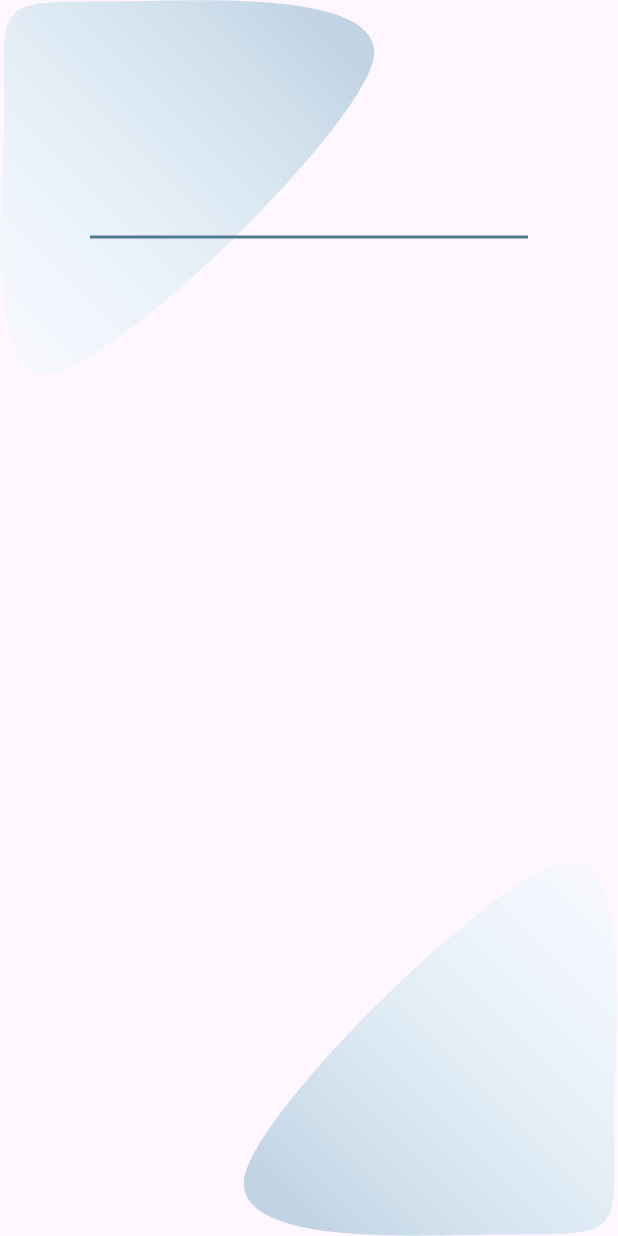
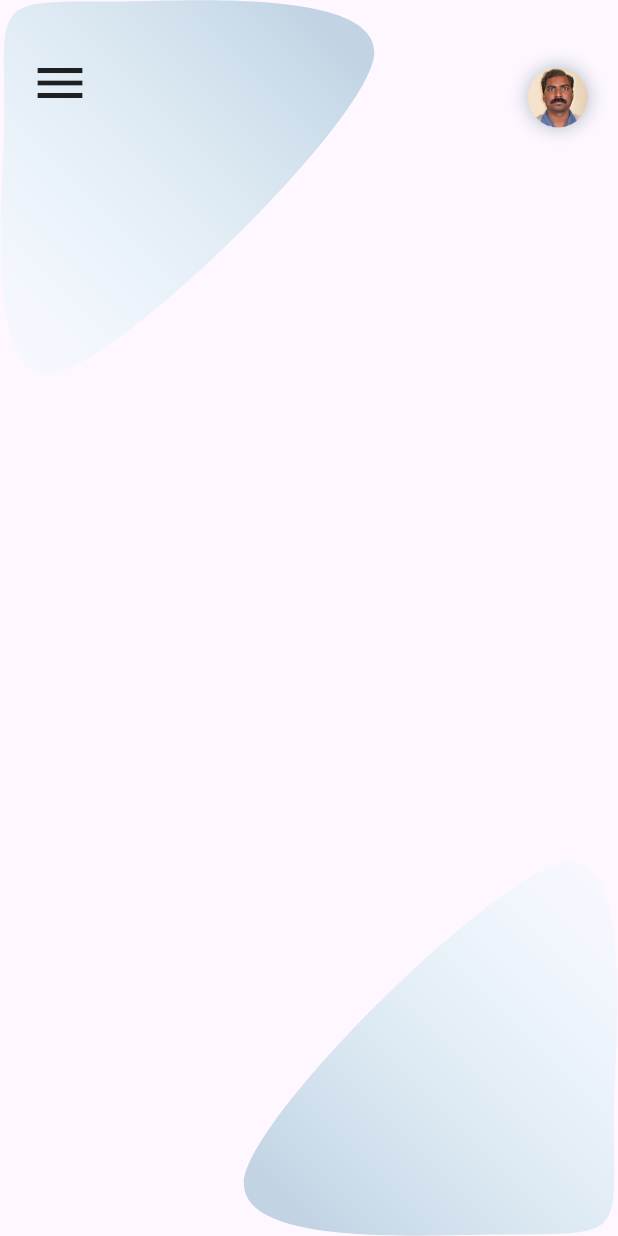
Before and after one commit to Mundane-Editorial/Digital-Serenity, a Flutter app: the LandingPage screen opened directly, on a phone screen of 412 x 824 dp. Run offline on Flutter 3.47's test engine with Material 3 defaults, Android fonts, the light colour scheme and no system bars; our stand-ins replace flutter_svg, google_fonts.

Commit message:
added hamburger menu

```diff
--- a/lib/screens/landingpage.dart
+++ b/lib/screens/landingpage.dart
@@ -1,7 +1,9 @@
 import 'package:flutter/cupertino.dart';
 import 'package:flutter/material.dart';
+import 'package:flutter/widgets.dart';
 import 'package:flutter_svg/flutter_svg.dart';
 
+import 'my_profile.dart'; // Assuming this is the correct import path
 import 'onboarding_page.dart';
 
 class LandingPage extends StatefulWidget {
@@ -12,9 +14,19 @@ class LandingPage extends StatefulWidget {
 }
 
 class _LandingPageState extends State<LandingPage> {
+  bool isMenuOpen = false;
+
   @override
   Widget build(BuildContext context) {
-    return Scaffold(
+    return GestureDetector(
+      onTap: () {
+        if (isMenuOpen) {
+          setState(() {
+            isMenuOpen = false;
+          });
+        }
+      },
+      child: Scaffold(
         body: Stack(
           children: [
             Positioned(
@@ -27,20 +39,98 @@ class _LandingPageState extends State<LandingPage> {
               right: 0,
               child: svgImageBottom(),
             ),
-          Column(
+            Positioned(
+              top: 0,
+              right: 0,
+              child: Container(
+                padding: const EdgeInsets.only(top: 45, right: 20),
+                child: Container(
+                  decoration: BoxDecoration(
+                    shape: BoxShape.circle,
+                    boxShadow: [
+                      BoxShadow(
+                        color: Colors.blueGrey.withOpacity(0.5),
+                        spreadRadius: 0.1,
+                        blurRadius: 10,
+                      ),
+                    ],
+                  ),
+                  child: CircleAvatar(
+                    backgroundImage: AssetImage('assets/images/avatar.jpg'),
+                  ),
+                ),
+              ),
+            ),
+            Positioned(
+              top: 0,
+              left: 0,
+              child: Container(
+                child: Row(
                   children: [
-              Padding(
-                padding: EdgeInsets.only(top: MediaQuery.of(context).viewPadding.top + 150),
-                child: const Divider(
-                  thickness: 2,
-                  endIndent: 60,
-                  indent: 60,
-                  color: Color.fromRGBO(83, 123, 143, 1.0),
+                    const SizedBox(width: 20),
+                    SizedBox(
+                      height: MediaQuery.of(context).viewPadding.top + 110,
+                      child: GestureDetector(
+                        onTap: () {
+                          setState(() {
+                            isMenuOpen = !isMenuOpen;
+                          });
+                        },
+                        child: const Icon(
+                          Icons.menu,
+                          size: 40,
+                        ),
                       ),
                     ),
                   ],
                 ),
+              ),
+            ),
+            if (isMenuOpen)
+              Positioned(
+                top: 0,
+                left: 0,
+                child: Container(
+                  width: MediaQuery.of(context).size.width * 0.8,
+                  height: MediaQuery.of(context).size.height,
+                  decoration: const BoxDecoration(
+                    color: Colors.white,
+                    borderRadius: BorderRadius.only(
+                      topRight: Radius.circular(20.0),
+                      bottomRight: Radius.circular(20.0),
+                    ),
+                    boxShadow: [
+                      BoxShadow(
+                        color: Colors.blueGrey,
+                        spreadRadius: 2,
+                        blurRadius: 10,
+                        offset: Offset(0, 3),
+                      ),
                     ],
+                  ),
+                  child: ListView(
+                    children: [
+                      InkWell(
+                        onTap: () {
+                          Navigator.push(
+                            context,
+                            MaterialPageRoute(
+                              builder: (context) => My_Profile(),
+                            ),
+                          );
+                        },
+                        child: const ListTile(
+                          leading: Icon(Icons.account_circle_sharp),
+                          title: Text('My Profile'),
+                        ),
+                      ),
+                      // Add more ListTiles here
+                    ],
+                  ),
+                ),
+              ),
+          ],
+        ),
       ),
     );
   }
```
Also changed, not shown: lib/screens/my_profile.dart (added, +32 -0 lines), assets/images/avatar.jpg (added), assets/images/menu.svg (added). Lines whose indentation alone changed are shown as unchanged.
